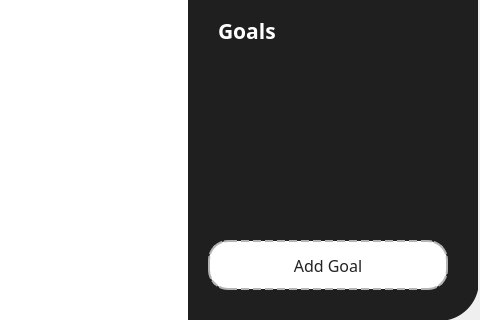
Qt form mainwindow.ui (262094/Financify) before a commit; both pictures show x 420 to 900 and y 280 to 600 of the 900 by 600 pixel window.
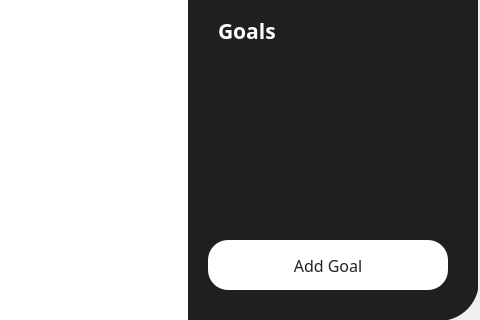
The same form after that commit. The open tabs and pages were chosen to show the change. Icons and pictures are not drawn.

```diff
--- a/mainwindow.ui
+++ b/mainwindow.ui
@@ -1678,9 +1678,6 @@
 	background-color: rgb(255, 255, 255);
 	border-radius:20px;
 	color: rgb(35,35,35);
-    border-width: 2px;
-    border-style:  dashed;
-    border-color:  rgb(179, 179, 179);
 }
 
 QWidget#addGoalsButton:hover{
```
Left out of the diff: 5 changed lines with no effect on the pictures.
